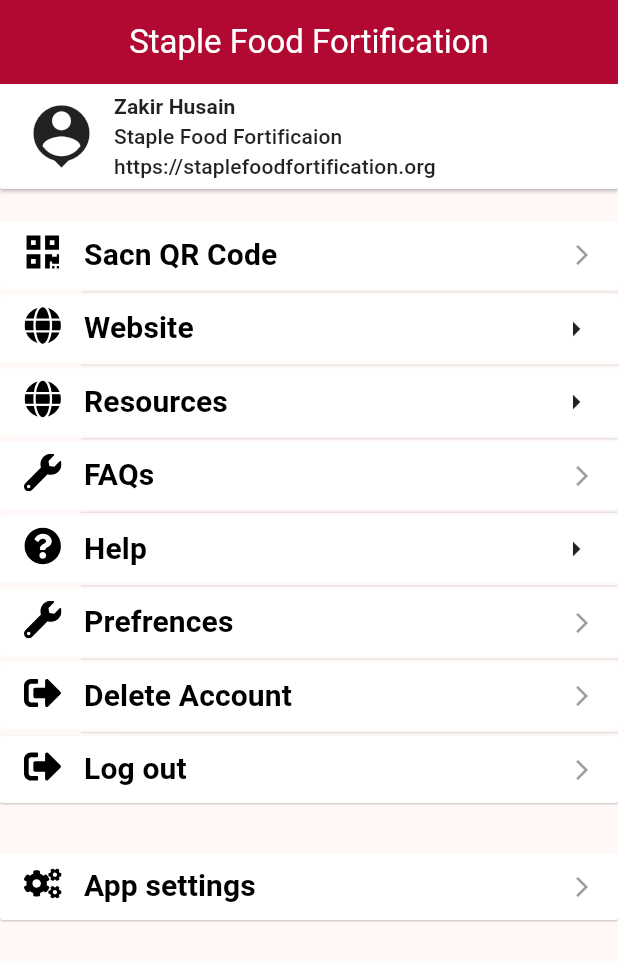
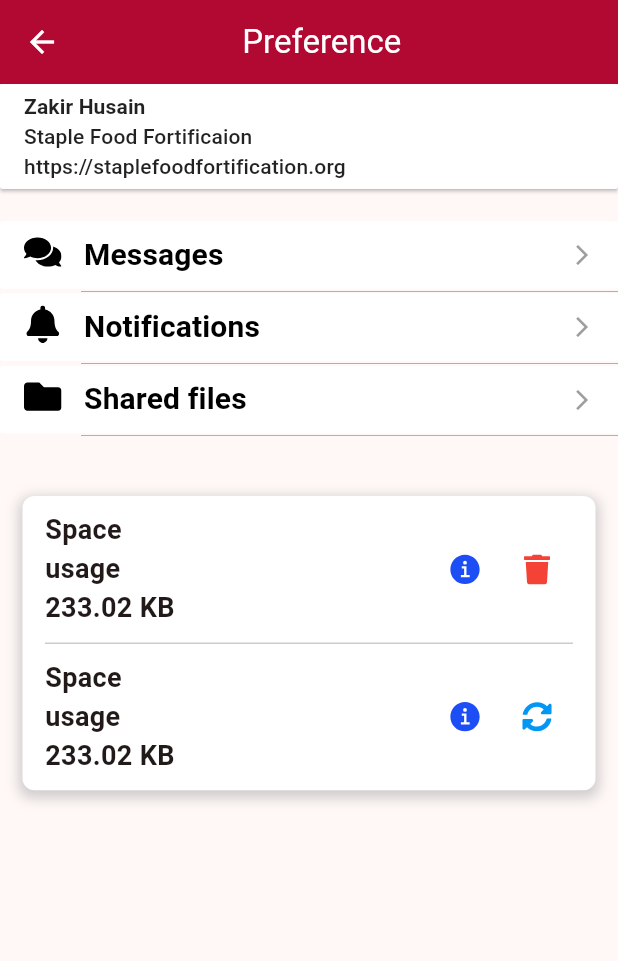
Before and after one commit to coddrikaz/SSF, a Flutter app: the MenuScreen screen opened directly, after a tap on "Prefrences", on a phone screen of 412 x 824 dp. Shown: the top 961 px of the screen. Run offline on Flutter 3.47's test engine with Material 2 defaults, Android fonts, the phone set to English and light mode, and no system bars; our stand-ins replace carousel_slider, dio, flutter_html, flutter_screenutil, flutter_smart_dialog, flutter_svg and 3 more; accounts and stored records are empty; network calls fail.

Commit message:
morning code

```diff
--- a/lib/App/HomePage/MenuScreen.dart
+++ b/lib/App/HomePage/MenuScreen/MenuScreen.dart
@@ -1,6 +1,7 @@
 import 'package:flutter/material.dart';
 import 'package:flutter_svg/flutter_svg.dart';
 import 'package:get/get.dart';
+import 'package:staple_food_fortification/App/HomePage/MenuScreen/Prefrences/prefrencesScreen.dart';
 import 'package:staple_food_fortification/App/Settings/Settings.dart';
 import 'package:staple_food_fortification/Constants/SffColor.dart';
 import 'package:staple_food_fortification/Routes/route_names.dart';
@@ -23,6 +24,8 @@ class _MenuScreenState extends State<MenuScreen> {
     final String helpSvg = 'assets/svg/question-circle.svg';
     final String logoutSvg = 'assets/svg/sign-out-alt.svg';
     final String settingSvg = 'assets/svg/cogs.svg';
+    final String fileSvg = 'assets/svg/folder.svg';
+    final String trashSvg = 'assets/svg/trash.svg';
 
     final Widget general = SvgPicture.asset(
       generalSvg,
@@ -39,6 +42,7 @@ class _MenuScreenState extends State<MenuScreen> {
       height: 25,
       color: Colors.black,
     );
+
     final Widget globe = SvgPicture.asset(
       globeSvg,
       semanticsLabel: 'Acme Logo',
@@ -46,6 +50,7 @@ class _MenuScreenState extends State<MenuScreen> {
       height: 25,
       color: Colors.black,
     );
+
     final Widget help = SvgPicture.asset(
       helpSvg,
       semanticsLabel: 'Acme Logo',
@@ -53,6 +58,7 @@ class _MenuScreenState extends State<MenuScreen> {
       height: 25,
       color: Colors.black,
     );
+
     final Widget logout = SvgPicture.asset(
       logoutSvg,
       semanticsLabel: 'Acme Logo',
@@ -66,6 +72,22 @@ class _MenuScreenState extends State<MenuScreen> {
       semanticsLabel: 'Acme Logo',
       width: 25,
       height: 25,
+      color: Colors.black,
+    );
+
+    final Widget file = SvgPicture.asset(
+      fileSvg,
+      semanticsLabel: 'Acme Logo',
+      width: 25,
+      height: 25,
+      color: Colors.black,
+    );
+
+    final Widget delete = SvgPicture.asset(
+      trashSvg,
+      semanticsLabel: 'Acme Logo',
+      width: 22,
+      height: 22,
       color: Colors.black,
     );
 
@@ -189,7 +211,7 @@ class _MenuScreenState extends State<MenuScreen> {
                       ],
                     ),
                     Spacer(),
-                    Icon(Icons.arrow_right),
+                    Icon(Icons.arrow_right_alt_outlined, color: Colors.grey),
                   ],
                 ),
                 // shape: RoundedRectangleBorder(
@@ -218,7 +240,7 @@ class _MenuScreenState extends State<MenuScreen> {
                       mainAxisAlignment: MainAxisAlignment.start,
                       crossAxisAlignment: CrossAxisAlignment.start,
                       children: [
-                        globe,
+                        file,
                         SizedBox(width: 15),
                         Text("Resources",
                             style: TextStyle(
@@ -228,7 +250,7 @@ class _MenuScreenState extends State<MenuScreen> {
                       ],
                     ),
                     Spacer(),
-                    Icon(Icons.arrow_right),
+                    Icon(Icons.arrow_right_alt_outlined, color: Colors.grey),
                   ],
                 ),
                 // shape: RoundedRectangleBorder(
@@ -305,7 +327,7 @@ class _MenuScreenState extends State<MenuScreen> {
                       ],
                     ),
                     Spacer(),
-                    Icon(Icons.arrow_right),
+                    Icon(Icons.arrow_right_alt_outlined, color: Colors.grey ),
                   ],
                 ),
                 // shape: RoundedRectangleBorder(
@@ -323,8 +345,9 @@ class _MenuScreenState extends State<MenuScreen> {
                 elevation: 0,
                 highlightColor: SffColor.sffBlueColor.withOpacity(0.2),
                 onPressed: () {
-                  // Navigator.of(context).push(MaterialPageRoute(
-                  //     builder: (context) => HomeScreen()));
+                  Navigator.of(context).push(MaterialPageRoute(
+                      builder: (context) => const PrefrencesScreen()));
+                  print("jhjhghvh");
                 },
                 child: Row(
                   children: [
@@ -372,7 +395,7 @@ class _MenuScreenState extends State<MenuScreen> {
                       mainAxisAlignment: MainAxisAlignment.start,
                       crossAxisAlignment: CrossAxisAlignment.start,
                       children: [
-                        logout,
+                        delete,
                         SizedBox(width: 15),
                         Text("Delete Account",
                             style: TextStyle(
@@ -402,8 +425,7 @@ class _MenuScreenState extends State<MenuScreen> {
                 elevation: 0.4,
                 highlightColor: SffColor.sffBlueColor.withOpacity(0.2),
                 onPressed: () {
-                  // Navigator.of(context).push(MaterialPageRoute(
-                  //     builder: (context) => HomeScreen()));
+                  Get.toNamed(RoutesName.login);
                 },
                 child: Row(
                   children: [
@@ -477,4 +499,62 @@ class _MenuScreenState extends State<MenuScreen> {
       ),
     );
   }
+
+  Future<void> LogoutConfirm() async {
+    showModalBottomSheet<void>(
+      // backgroundColor: Colors.teal,
+      context: context,
+      builder: (BuildContext context) {
+        return SizedBox(
+          height: 200,
+          child: Column(
+            mainAxisAlignment:
+            MainAxisAlignment.spaceEvenly,
+            crossAxisAlignment:
+            CrossAxisAlignment.center,
+            children: [
+              Text(
+                  "Are you sure want to logout?",
+                  style: TextStyle(
+                      fontSize: 16)),
+              Column(
+                children: [
+                  TextButton(
+                    style:
+                    TextButton.styleFrom(
+                      foregroundColor:
+                      Colors.blue,
+                    ),
+                    onPressed: () {
+                      // _home.logout();
+
+                    },
+                    child: Text("Yes",
+                        style: TextStyle(
+                            color: Colors.red,
+                            fontSize: 14)),
+                  ),
+                  TextButton(
+                    style:
+                    TextButton.styleFrom(
+                      foregroundColor:
+                      Colors.blue,
+                    ),
+                    onPressed: () {
+                      Navigator.pop(context);
+                    },
+                    child: Text("No",
+                        style: TextStyle(
+                            color:
+                            Colors.blue,
+                            fontSize: 14)),
+                  ),
+                ],
+              )
+            ],
+          ),
+        );
+      },
+    );
+  }
 }
--- /dev/null
+++ b/lib/App/HomePage/MenuScreen/Prefrences/prefrencesScreen.dart
@@ -0,0 +1,353 @@
+import 'package:flutter/material.dart';
+import 'package:flutter_svg/flutter_svg.dart';
+import 'package:staple_food_fortification/Constants/SffColor.dart';
+
+
+
+class PrefrencesScreen extends StatefulWidget {
+  const PrefrencesScreen({Key? key}) : super(key: key);
+
+  @override
+  State<PrefrencesScreen> createState() => _PrefrencesScreenState();
+}
+
+class _PrefrencesScreenState extends State<PrefrencesScreen> {
+  @override
+  Widget build(BuildContext context) {
+
+    final String chatSvg = 'assets/svg/comments.svg';
+    final String bellSvg = 'assets/svg/bell.svg';
+    final String trashSvg = 'assets/svg/trash.svg';
+    final String fileSvg = 'assets/svg/folder.svg';
+    final String syncSvg = 'assets/svg/sync-alt.svg';
+    final String infoSvg = 'assets/svg/information-circle-sharp.svg';
+
+    final Widget sync = SvgPicture.asset(
+      syncSvg,
+      semanticsLabel: 'Acme Logo',
+      width: 20,
+      height: 20,
+      color: SffColor.sffBlueColor,
+    );
+
+    final Widget trash = SvgPicture.asset(
+      trashSvg,
+      semanticsLabel: 'Acme Logo',
+      width: 20,
+      height: 20,
+      color: Colors.red,
+    );
+    final Widget info = SvgPicture.asset(
+      infoSvg,
+      semanticsLabel: 'Acme Logo',
+      width: 25,
+      height: 25,
+      color: SffColor.sffDrakBlueColor,
+    );
+
+    final Widget chat = SvgPicture.asset(
+      chatSvg,
+      semanticsLabel: 'Acme Logo',
+      width: 25,
+      height: 25,
+      color: Colors.black,
+    );
+
+    final Widget bell = SvgPicture.asset(
+      bellSvg,
+      semanticsLabel: 'Acme Logo',
+      width: 25,
+      height: 25,
+      color: Colors.black,
+    );
+
+    final Widget file = SvgPicture.asset(
+      fileSvg,
+      semanticsLabel: 'Acme Logo',
+      width: 25,
+      height: 25,
+      color: Colors.black,
+    );
+
+    return Scaffold(
+      appBar: AppBar(
+        backgroundColor: SffColor.sffMainColor,
+        leading: IconButton(
+          icon: Icon(Icons.arrow_back, color: Colors.white),
+          onPressed: () => Navigator.of(context).pop(),
+        ),
+        title: Center(child: Text("Preference", style: TextStyle(color: Colors.white),)),
+
+        actions: [
+          Icon(Icons.circle, color: SffColor.sffMainColor),
+          SizedBox(width: 15),
+        ],
+      ),
+
+      body: Container(
+        child: SingleChildScrollView(
+          child: Column(
+            children: [
+              MaterialButton(
+                height: 70,
+                color: Colors.white,
+                elevation: 1,
+                highlightColor: SffColor.sffBlueColor.withOpacity(0.2),
+                onPressed: () {
+                  // Navigator.of(context).push(MaterialPageRoute(
+                  //     builder: (context) => HomeScreen()));
+                },
+                child: Container(
+                  child: Row(
+                    children: [
+                      // Container(
+                      //   // color: Colors.red,
+                      //   // padding:EdgeInsets.all(10),
+                      //     child: Icon(Icons.person_pin, size: 50)),
+                      // SizedBox(width: 10),
+                      Container(
+                        // color: Colors.green,
+
+                        child: Column(
+                          mainAxisAlignment: MainAxisAlignment.start,
+                          crossAxisAlignment: CrossAxisAlignment.start,
+                          children: [
+                            Text(
+                              "Zakir Husain",
+                              style: TextStyle(fontWeight: FontWeight.bold),
+                            ),
+                            Text("Staple Food Fortificaion"),
+                            Text("https://staplefoodfortification.org"),
+                          ],
+                        ),
+                      )
+                    ],
+                  ),
+                ),
+                // shape: RoundedRectangleBorder(
+                //   borderRadius: BorderRadius.circular(10.0),
+                // ),
+              ),
+              SizedBox(height: 20),
+
+             Container(
+               height: 400,
+               // color: Colors.red,
+               child: Column(
+                 children: [
+                   MaterialButton(
+                     height: 45,
+                     color: Colors.white,
+                     elevation: 0,
+                     highlightColor: SffColor.sffBlueColor.withOpacity(0.2),
+
+                     onPressed: () {
+                       // Navigator.of(context).push(MaterialPageRoute(
+                       //     builder: (context) => HomeScreen()));
+                     },
+                     child: Row(
+                       children: [
+                         Row(
+                           mainAxisAlignment: MainAxisAlignment.start,
+                           crossAxisAlignment: CrossAxisAlignment.start,
+                           children: [
+                             chat,
+                             SizedBox(width: 15),
+                             Text("Messages",
+                                 style: TextStyle(
+                                     color: Colors.black,
+                                     fontWeight: FontWeight.bold,
+                                     fontSize: 20)),
+                           ],
+                         ),
+                         Spacer(),
+                         Icon(Icons.arrow_forward_ios_outlined,
+                             size: 16, color: Colors.grey),
+                       ],
+                     ),
+                     // shape: RoundedRectangleBorder(
+                     //   borderRadius: BorderRadius.circular(10.0),
+                     // ),
+                   ),
+
+                   Container(
+                     margin: EdgeInsets.only(left: 54),
+                     color: Colors.black,
+                     height: 0.2,
+                   ),
+
+                   MaterialButton(
+                     height: 45,
+                     color: Colors.white,
+                     elevation: 0,
+                     highlightColor: SffColor.sffBlueColor.withOpacity(0.2),
+                     onPressed: () {
+                       // Navigator.of(context).push(MaterialPageRoute(
+                       //     builder: (context) => HomeScreen()));
+                     },
+                     child: Row(
+                       children: [
+                         Row(
+                           mainAxisAlignment: MainAxisAlignment.start,
+                           crossAxisAlignment: CrossAxisAlignment.start,
+                           children: [
+                             bell,
+                             SizedBox(width: 15),
+                             Text("Notifications",
+                                 style: TextStyle(
+                                     color: Colors.black,
+                                     fontWeight: FontWeight.bold,
+                                     fontSize: 20)),
+                           ],
+                         ),
+                         Spacer(),
+                         Icon(Icons.arrow_forward_ios_outlined,
+                             size: 16, color: Colors.grey),                  ],
+                     ),
+                     // shape: RoundedRectangleBorder(
+                     //   borderRadius: BorderRadius.circular(10.0),
+                     // ),
+                   ),
+
+                   Container(
+                     margin: EdgeInsets.only(left: 54),
+                     color: Colors.black,
+                     height: 0.2,
+                   ),
+
+                   MaterialButton(
+                     height: 45,
+                     color: Colors.white,
+                     elevation: 0,
+                     highlightColor: SffColor.sffBlueColor.withOpacity(0.2),
+                     onPressed: () {
+                       // Navigator.of(context).push(MaterialPageRoute(
+                       //     builder: (context) => HomeScreen()));
+                     },
+                     child: Row(
+                       children: [
+                         Row(
+                           mainAxisAlignment: MainAxisAlignment.start,
+                           crossAxisAlignment: CrossAxisAlignment.start,
+                           children: [
+                             file,
+                             SizedBox(width: 15),
+                             Text("Shared files",
+                                 style: TextStyle(
+                                     color: Colors.black,
+                                     fontWeight: FontWeight.bold,
+                                     fontSize: 20)),
+                           ],
+                         ),
+                         Spacer(),
+                         Icon(Icons.arrow_forward_ios_outlined,
+                             size: 16, color: Colors.grey),                  ],
+                     ),
+                     // shape: RoundedRectangleBorder(
+                     //   borderRadius: BorderRadius.circular(10.0),
+                     // ),
+                   ),
+
+                   Container(
+                     margin: EdgeInsets.only(left: 54),
+                     color: Colors.black,
+                     height: 0.2,
+                   ),
+
+                   SizedBox(height: 30),
+
+                   Container(
+                     margin: EdgeInsets.symmetric(vertical: 10,horizontal: 15),
+
+                     decoration: BoxDecoration(
+                       color: Colors.white,
+                       borderRadius: BorderRadius.circular(8),
+                       boxShadow: [
+                         BoxShadow(
+                           color: Colors.grey.withOpacity(0.5),
+                           spreadRadius: 2,
+                           blurRadius: 7,
+                           offset: const Offset(0, 3), // changes position of shadow
+                         ),
+                       ],
+                     ),
+                     child: Column(
+                       children: [
+                         Container(
+
+                           // color: Colors.blue,
+                           padding: EdgeInsets.symmetric(vertical: 10,horizontal: 15),
+                           child: Row(
+                             mainAxisAlignment: MainAxisAlignment.spaceEvenly,
+                             children: [
+                               Container(
+                                 // color: Colors.yellow,
+                                 child: Column(
+                                   mainAxisAlignment: MainAxisAlignment.start,
+                                   crossAxisAlignment: CrossAxisAlignment.start,
+                                   children: [
+                                     Text("Space", style: TextStyle(fontWeight: FontWeight.bold, fontSize: 18),),
+                                     Text("usage", style: TextStyle(fontWeight: FontWeight.bold, fontSize: 18)),
+                                     Text("233.02 KB", style: TextStyle(fontWeight: FontWeight.bold, fontSize: 18)),
+                                   ],
+                                 ),
+                               ),
+                               Spacer(),
+
+                               IconButton(onPressed: (){}, icon: info),
+                               IconButton(onPressed: (){}, icon: trash),
+
+                             ],
+                           ),
+                         ),
+
+                         Container(
+                           margin: EdgeInsets.symmetric(horizontal: 15),
+                           color: Colors.black,
+                           height: 0.2,
+                         ),
+
+                         Container(
+                           // color: Colors.blue,
+                           padding: EdgeInsets.symmetric(vertical: 10,horizontal: 15),
+                           child: Row(
+                             mainAxisAlignment: MainAxisAlignment.spaceEvenly,
+                             children: [
+                               Container(
+                                 // color: Colors.yellow,
+                                 child: Column(
+                                   mainAxisAlignment: MainAxisAlignment.start,
+                                   crossAxisAlignment: CrossAxisAlignment.start,
+                                   children: [
+                                     Text("Space", style: TextStyle(fontWeight: FontWeight.bold, fontSize: 18),),
+                                     Text("usage", style: TextStyle(fontWeight: FontWeight.bold, fontSize: 18)),
+                                     Text("233.02 KB", style: TextStyle(fontWeight: FontWeight.bold, fontSize: 18)),
+                                   ],
+                                 ),
+                               ),
+                               Spacer(),
+
+                               IconButton(onPressed: (){}, icon: info),
+                               IconButton(onPressed: (){}, icon: sync),
+
+                             ],
+                           ),
+                         ),
+
+                       ],
+                     ),
+                   )
+
+                 ],
+               ),
+             ),
+
+              SizedBox(height: 30),
+
+            ],
+          ),
+        ),
+      ),
+    );
+  }
+}
--- a/lib/App/HomeScreen/HomeScreen.dart
+++ b/lib/App/HomeScreen/HomeScreen.dart
@@ -4,7 +4,7 @@ import 'package:flutter/material.dart';
 import 'package:staple_food_fortification/App/HomePage/CalenderScreen.dart';
 import 'package:staple_food_fortification/App/HomePage/DashboardScreen.dart';
 import 'package:staple_food_fortification/App/HomePage/GradesScreen.dart';
-import 'package:staple_food_fortification/App/HomePage/MenuScreen.dart';
+import 'package:staple_food_fortification/App/HomePage/MenuScreen/MenuScreen.dart';
 import 'package:staple_food_fortification/App/HomePage/MessagesScreen.dart';
 import 'package:staple_food_fortification/App/HomePage/NotificationsScreen.dart';
 import 'package:staple_food_fortification/App/HomeScreen/homeWidget.dart';
--- a/lib/App/Settings/Settings.dart
+++ b/lib/App/Settings/Settings.dart
@@ -73,7 +73,6 @@ class _SettingsState extends State<Settings> {
       body: Container(
       child: Column(
         children: [
-
           MaterialButton(
             height: 45,
             color: Colors.white,
--- a/lib/Constants/SffColor.dart
+++ b/lib/Constants/SffColor.dart
@@ -4,6 +4,7 @@ class SffColor {
   static const sffMainColor = Color(0xFFB20933);
   static const sffMainDarkColor = Color(0xFF09B20C);
   static const sffBlueColor = Color(0xFF0297F5);
+  static const sffDrakBlueColor = Color(0xFF1D4EF5);
   static const sffgeyColor = Color(0xFFEFEBEB);
   static const sffLineColor = Color(0xFFE7E4E4);
   static const sffblackLightColor = Color(0xFF1F1F1F);
```
Also changed, not shown: assets/svg/information-circle-sharp.svg (added), assets/svg/link.svg (added), assets/svg/trash.svg (added), lib/App/Settings/general.dart (indentation only).
